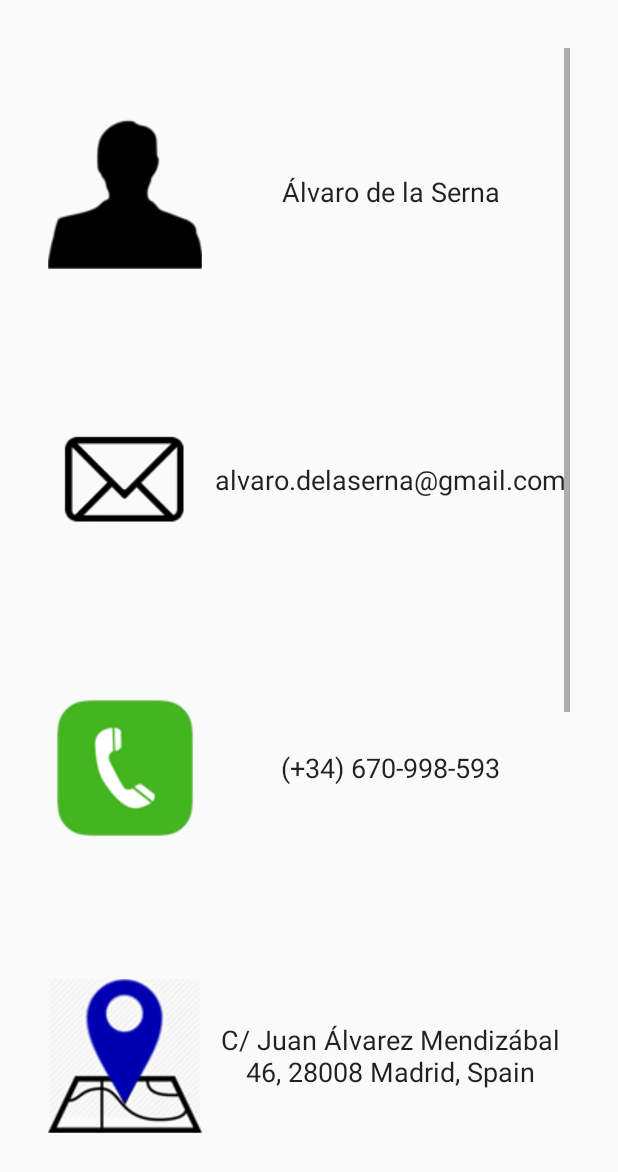
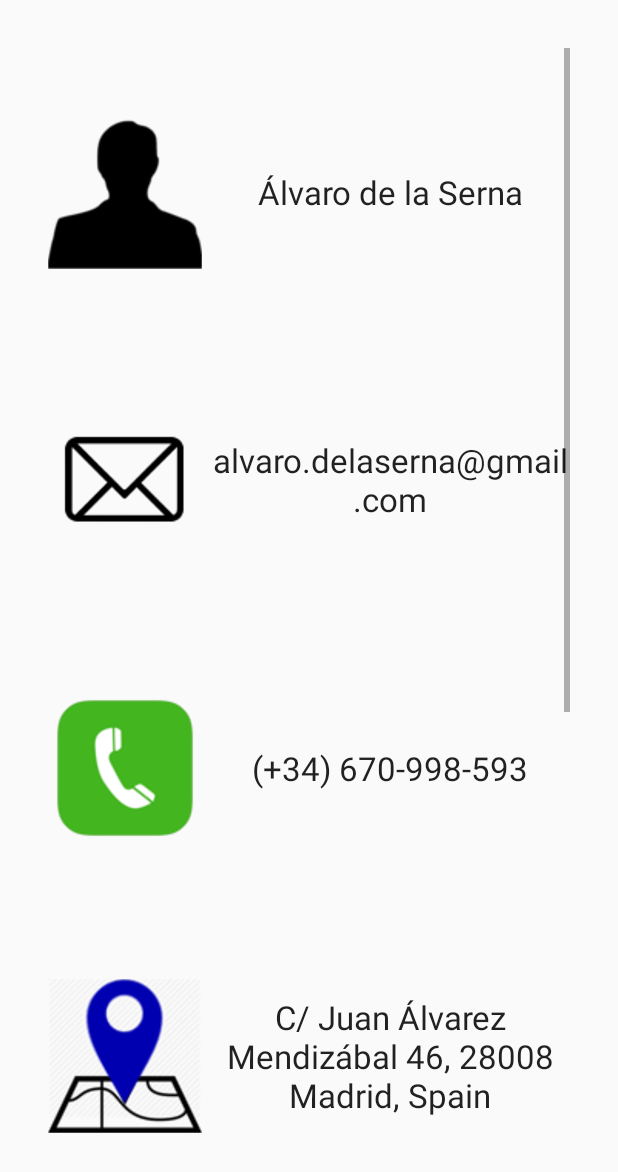
Before and after one commit to alvarodelaserna/CurriculumVitaeApp, an Android app: the screen it shows after launch (MainActivity), after a tap on an icon or button, on a phone screen of 412 x 824 dp. Shown: the top 1172 px of the screen. Run offline under Robolectric (Android 15) with nearby library versions, the phone set to English and light mode, and no system bars.

Commit message:
Create dimens.xml for supporting different text sizes depending on the screen size

```diff
--- a/app/src/main/res/layout/fragment_main.xml
+++ b/app/src/main/res/layout/fragment_main.xml
@@ -26,7 +26,8 @@
                 android:layout_height="wrap_content"
                 android:text="@string/my_name"
                 android:gravity="center"
-                style="@android:style/TextAppearance.Large"/>
+                style="@android:style/TextAppearance.Large"
+                android:textSize="@dimen/text_size"/>
             <LinearLayout
                 android:layout_width="fill_parent"
                 android:layout_height="wrap_content"
--- a/app/src/main/res/layout/fragment_personal_information.xml
+++ b/app/src/main/res/layout/fragment_personal_information.xml
@@ -24,7 +24,8 @@
                 android:layout_width="0dp"
                 android:layout_height="match_parent"
                 android:text="@string/my_name"
-                style="@android:style/TextAppearance.Medium"
+                style="@android:style/TextAppearance.Large"
+                android:textSize="@dimen/text_size"
                 android:gravity="center"
                 android:layout_marginStart="5dp"
                 android:layout_weight="0.7"/>
@@ -43,7 +44,8 @@
                 android:layout_width="0dp"
                 android:layout_height="match_parent"
                 android:text="@string/my_email_address"
-                style="@android:style/TextAppearance.Medium"
+                style="@android:style/TextAppearance.Large"
+                android:textSize="@dimen/text_size"
                 android:gravity="center"
                 android:layout_marginStart="5dp"
                 android:layout_weight="0.7"/>
@@ -63,7 +65,8 @@
                 android:layout_width="0dp"
                 android:layout_height="match_parent"
                 android:text="@string/my_phone_number"
-                style="@android:style/TextAppearance.Medium"
+                style="@android:style/TextAppearance.Large"
+                android:textSize="@dimen/text_size"
                 android:gravity="center"
                 android:layout_marginStart="5dp"
                 android:layout_weight="0.7"/>
@@ -83,7 +86,8 @@
                 android:layout_width="0dp"
                 android:layout_height="match_parent"
                 android:text="@string/my_address"
-                style="@android:style/TextAppearance.Medium"
+                style="@android:style/TextAppearance.Large"
+                android:textSize="@dimen/text_size"
                 android:gravity="center"
                 android:layout_marginStart="5dp"
                 android:layout_weight="0.7"/>
@@ -102,7 +106,8 @@
                 android:layout_width="0dp"
                 android:layout_height="match_parent"
                 android:text="@string/DNI"
-                style="@android:style/TextAppearance.Medium"
+                style="@android:style/TextAppearance.Large"
+                android:textSize="@dimen/text_size"
                 android:gravity="center"
                 android:layout_marginStart="5dp"
                 android:layout_weight="0.7"/>
@@ -121,7 +126,8 @@
                 android:layout_width="0dp"
                 android:layout_height="match_parent"
                 android:text="@string/birth_day"
-                style="@android:style/TextAppearance.Medium"
+                style="@android:style/TextAppearance.Large"
+                android:textSize="@dimen/text_size"
                 android:gravity="center"
                 android:layout_marginStart="5dp"
                 android:layout_weight="0.7"/>
@@ -141,7 +147,8 @@
                 android:layout_width="0dp"
                 android:layout_height="match_parent"
                 android:text="@string/b"
-                style="@android:style/TextAppearance.Medium"
+                style="@android:style/TextAppearance.Large"
+                android:textSize="@dimen/text_size"
                 android:gravity="center"
                 android:layout_marginStart="5dp"
                 android:layout_weight="0.7"/>
--- /dev/null
+++ b/app/src/main/res/values-sw600dp/dimens.xml
@@ -0,0 +1,8 @@
+<resources>
+    <!--
+         Customize dimensions originally defined in res/values/dimens.xml (such as
+         screen margins) for sw600dp devices (e.g. 7" tablets) here.
+    -->
+    <dimen name="activity_horizontal_margin">64dp</dimen>
+    <dimen name="text_size">40sp</dimen>
+</resources>
--- /dev/null
+++ b/app/src/main/res/values-sw720dp/dimens.xml
@@ -0,0 +1,6 @@
+<resources>
+    <!-- Customize dimensions originally defined in res/values/dimens.xml (such as
+         screen margins) for sw720dp devices (e.g. 10" tablets) in landscape here. -->
+    <dimen name="activity_horizontal_margin">128dp</dimen>
+    <dimen name="text_size">40sp</dimen>
+</resources>
--- a/app/src/main/res/values-w820dp/dimens.xml
+++ b/app/src/main/res/values-w820dp/dimens.xml
@@ -3,4 +3,5 @@
          (such as screen margins) for screens with more than 820dp of available width. This
          would include 7" and 10" devices in landscape (~960dp and ~1280dp respectively). -->
     <dimen name="activity_horizontal_margin">64dp</dimen>
+    <dimen name="text_size">25sp</dimen>
 </resources>
--- a/app/src/main/res/values/dimens.xml
+++ b/app/src/main/res/values/dimens.xml
@@ -2,4 +2,5 @@
     <!-- Default screen margins, per the Android Design guidelines. -->
     <dimen name="activity_horizontal_margin">16dp</dimen>
     <dimen name="activity_vertical_margin">16dp</dimen>
+    <dimen name="text_size">22sp</dimen>
 </resources>
```
Also changed, not shown: app/src/main/res/drawable-hdpi/skills.9.png, app/src/main/res/drawable-hdpi/skills_pressed.9.png, app/src/main/res/drawable-mdpi/skills.9.png, app/src/main/res/drawable-mdpi/skills_pressed.9.png, app/src/main/res/drawable-xhdpi/skills.9.png, app/src/main/res/drawable-xhdpi/skills_pressed.9.png, app/src/main/res/drawable-xxhdpi/skills.9.png, app/src/main/res/drawable-xxhdpi/skills_pressed.9.png, app/src/main/res/drawable-xxxhdpi/skills.9.png, app/src/main/res/drawable-xxxhdpi/skills_pressed.9.png.
